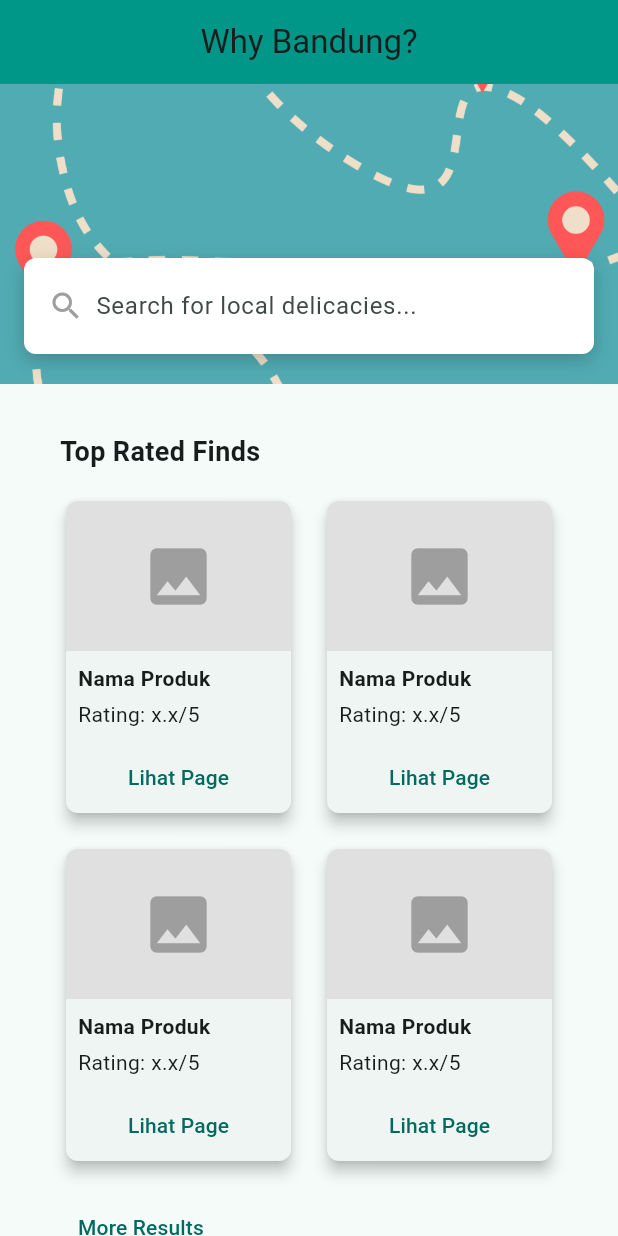
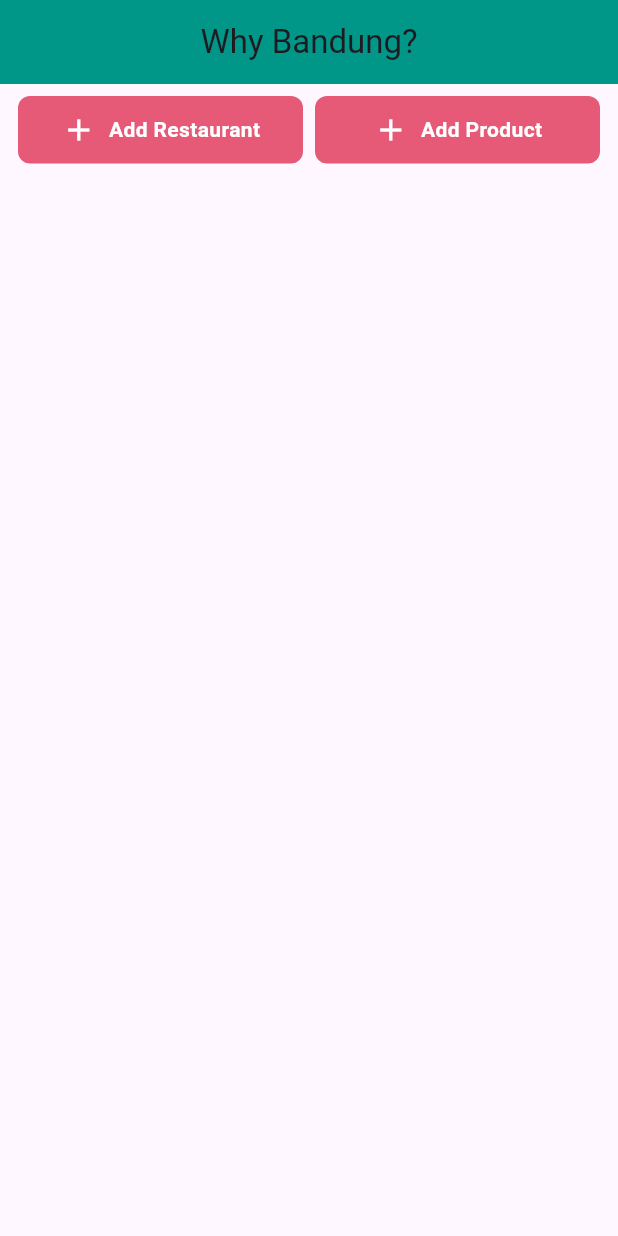
Before and after one commit to PBP-A12-2024/why-bandung-mobile, a Flutter app: the screen it shows after launch, on a phone screen of 412 x 824 dp. Run offline on Flutter 3.47's test engine with Material 3 defaults, Android fonts, the phone set to English and light mode, and no system bars.

Commit message:
models, landing page admin

```diff
--- a/why_bandung/lib/dashboard_admin/screens/dashboard_admin.dart
+++ b/why_bandung/lib/dashboard_admin/screens/dashboard_admin.dart
@@ -0,0 +1,162 @@
+import 'package:flutter/material.dart';
+import 'package:why_bandung/dashboard_admin/screens/restoentry_form.dart';
+import 'package:why_bandung/models/lib/resto_entry.dart';
+void main() {
+  runApp(const MyApp());
+}
+
+class MyApp extends StatelessWidget {
+  const MyApp({super.key});
+
+  @override
+  Widget build(BuildContext context) {
+    return MaterialApp(
+      theme: ThemeData(
+        scaffoldBackgroundColor: Colors.white,
+        colorScheme: ColorScheme.fromSeed(
+          seedColor: Colors.teal,
+          secondary: const Color.fromARGB(255, 210, 78, 107),
+        ),
+      ),
+      home: AdminPage(),
+    );
+  }
+}
+
+class ItemHomepage {
+  final String name;
+  final IconData icon;
+
+  ItemHomepage(this.name, this.icon);
+}
+
+class AdminPage extends StatefulWidget {
+  @override
+  State<AdminPage> createState() => _AdminPageState();
+}
+
+class _AdminPageState extends State<AdminPage> {
+  final List<ItemHomepage> items = [
+    ItemHomepage("Add Restaurant", Icons.add),
+    ItemHomepage("Add Product", Icons.add),
+  ];
+
+  Welcome welcomeData = Welcome(toko: []); // Untuk menyimpan data toko
+
+  void addRestaurant(Fields fields) {
+    setState(() {
+      // Membuat Toko baru
+      Toko newToko = Toko(
+        model: "restaurant.restaurant",
+        pk: DateTime.now().toString(), // Temporary pk
+        fields: fields,
+      );
+      welcomeData.toko.add(newToko);
+    });
+  }
+
+  @override
+  Widget build(BuildContext context) {
+    return Scaffold(
+      appBar: AppBar(
+        backgroundColor: Colors.teal,
+        title: const Text('Why Bandung?'),
+        centerTitle: true,
+      ),
+      body: Column(
+        children: [
+          // Buttons Row
+          Padding(
+            padding: const EdgeInsets.all(8.0),
+            child: Row(
+              children: items.map((item) {
+                return Expanded(
+                  child: Padding(
+                    padding: const EdgeInsets.symmetric(horizontal: 4.0),
+                    child: SizedBox(
+                      height: 45,
+                      child: ItemCard(
+                        item,
+                        onAddRestaurant: addRestaurant,
+                      ),
+                    ),
+                  ),
+                );
+              }).toList(),
+            ),
+          ),
+          // Restaurant List
+          Expanded(
+            child: ListView.builder(
+              itemCount: welcomeData.toko.length,
+              itemBuilder: (context, index) {
+                final toko = welcomeData.toko[index];
+                return Card(
+                  margin: EdgeInsets.all(8.0),
+                  child: ListTile(
+                    title: Text(toko.fields.name),
+                    subtitle: Text(toko.fields.location),
+                  ),
+                );
+              },
+            ),
+          ),
+        ],
+      ),
+    );
+  }
+}
+
+class ItemCard extends StatelessWidget {
+  final ItemHomepage item;
+  final Function(Fields)? onAddRestaurant;
+
+  const ItemCard(this.item, {super.key, this.onAddRestaurant});
+
+  @override
+  Widget build(BuildContext context) {
+    return Material(
+      color: const Color.fromARGB(255, 230, 90, 120),
+      borderRadius: BorderRadius.circular(8),
+      child: InkWell(
+        borderRadius: BorderRadius.circular(8),
+        onTap: () {
+          if (item.name == "Add Restaurant") {
+            Navigator.push(
+              context,
+              MaterialPageRoute(
+                builder: (context) => RestoEntryFormPage(
+                  onSubmit: onAddRestaurant,
+                ),
+              ),
+            );
+          } else {
+            ScaffoldMessenger.of(context)
+              ..hideCurrentSnackBar()
+              ..showSnackBar(
+                SnackBar(content: Text("You pressed ${item.name}!")),
+              );
+          }
+        },
+        child: Container(
+          padding: const EdgeInsets.symmetric(horizontal: 8.0),
+          child: Row(
+            mainAxisAlignment: MainAxisAlignment.center,
+            children: [
+              Icon(item.icon, size: 24, color: Colors.white),
+              const SizedBox(width: 8),
+              Text(
+                item.name,
+                style: const TextStyle(
+                  fontSize: 14,
+                  fontWeight: FontWeight.bold,
+                  color: Colors.white,
+                ),
+              ),
+            ],
+          ),
+        ),
+      ),
+    );
+  }
+}
--- a/why_bandung/lib/main.dart
+++ b/why_bandung/lib/main.dart
@@ -1,5 +1,6 @@
 import 'package:flutter/material.dart';
 import 'package:why_bandung/dashboard/screens/home.dart';
+import 'package:why_bandung/dashboard_admin/screens/dashboard_admin.dart';
 
 void main() {
   runApp(const MyApp());
@@ -29,10 +30,10 @@
         //
         // This works for code too, not just values: Most code changes can be
         // tested with just a hot reload.
-        colorScheme: ColorScheme.fromSeed(seedColor: Colors.teal),
+        //colorScheme: ColorScheme.fromSeed(seedColor: Colors.teal),
         useMaterial3: true,
       ),
-      home: MainPage(),
+      home: AdminPage(),
     );
   }
 }
--- /dev/null
+++ b/why_bandung/lib/models/lib/produk_entry.dart
@@ -0,0 +1,81 @@
+// To parse this JSON data, do
+//
+//     final welcome = welcomeFromJson(jsonString);
+
+import 'dart:convert';
+
+Welcome welcomeFromJson(String str) => Welcome.fromJson(json.decode(str));
+
+String welcomeToJson(Welcome data) => json.encode(data.toJson());
+
+class Welcome {
+    List<Produk> produk;
+
+    Welcome({
+        required this.produk,
+    });
+
+    factory Welcome.fromJson(Map<String, dynamic> json) => Welcome(
+        produk: List<Produk>.from(json["produk"].map((x) => Produk.fromJson(x))),
+    );
+
+    Map<String, dynamic> toJson() => {
+        "produk": List<dynamic>.from(produk.map((x) => x.toJson())),
+    };
+}
+
+class Produk {
+    String model;
+    String pk;
+    Fields fields;
+
+    Produk({
+        required this.model,
+        required this.pk,
+        required this.fields,
+    });
+
+    factory Produk.fromJson(Map<String, dynamic> json) => Produk(
+        model: json["model"],
+        pk: json["pk"],
+        fields: Fields.fromJson(json["fields"]),
+    );
+
+    Map<String, dynamic> toJson() => {
+        "model": model,
+        "pk": pk,
+        "fields": fields.toJson(),
+    };
+}
+
+class Fields {
+    String name;
+    int price;
+    String description;
+    String image;
+    String toko;
+
+    Fields({
+        required this.name,
+        required this.price,
+        required this.description,
+        required this.image,
+        required this.toko,
+    });
+
+    factory Fields.fromJson(Map<String, dynamic> json) => Fields(
+        name: json["name"],
+        price: json["price"],
+        description: json["description"],
+        image: json["image"],
+        toko: json["toko"],
+    );
+
+    Map<String, dynamic> toJson() => {
+        "name": name,
+        "price": price,
+        "description": description,
+        "image": image,
+        "toko": toko,
+    };
+}
--- /dev/null
+++ b/why_bandung/lib/models/lib/resto_entry.dart
@@ -0,0 +1,69 @@
+// To parse this JSON data, do
+//
+//     final welcome = welcomeFromJson(jsonString);
+
+import 'dart:convert';
+
+Welcome welcomeFromJson(String str) => Welcome.fromJson(json.decode(str));
+
+String welcomeToJson(Welcome data) => json.encode(data.toJson());
+
+class Welcome {
+    List<Toko> toko;
+
+    Welcome({
+        required this.toko,
+    });
+
+    factory Welcome.fromJson(Map<String, dynamic> json) => Welcome(
+        toko: List<Toko>.from(json["toko"].map((x) => Toko.fromJson(x))),
+    );
+
+    Map<String, dynamic> toJson() => {
+        "toko": List<dynamic>.from(toko.map((x) => x.toJson())),
+    };
+}
+
+class Toko {
+    String model;
+    String pk;
+    Fields fields;
+
+    Toko({
+        required this.model,
+        required this.pk,
+        required this.fields,
+    });
+
+    factory Toko.fromJson(Map<String, dynamic> json) => Toko(
+        model: json["model"],
+        pk: json["pk"],
+        fields: Fields.fromJson(json["fields"]),
+    );
+
+    Map<String, dynamic> toJson() => {
+        "model": model,
+        "pk": pk,
+        "fields": fields.toJson(),
+    };
+}
+
+class Fields {
+    String name;
+    String location;
+
+    Fields({
+        required this.name,
+        required this.location,
+    });
+
+    factory Fields.fromJson(Map<String, dynamic> json) => Fields(
+        name: json["name"],
+        location: json["location"],
+    );
+
+    Map<String, dynamic> toJson() => {
+        "name": name,
+        "location": location,
+    };
+}
--- a/why_bandung/pubspec.yaml
+++ b/why_bandung/pubspec.yaml
@@ -35,6 +35,7 @@ dependencies:
   # The following adds the Cupertino Icons font to your application.
   # Use with the CupertinoIcons class for iOS style icons.
   cupertino_icons: ^1.0.8
+  http: ^1.2.2
 
 dev_dependencies:
   flutter_test:
```
Also changed, not shown: why_bandung/lib/dashboard_admin/screens/restoentry_form.dart (added, +191 -0 lines), why_bandung/lib/dashboard_admin/screens/produkentry_form.dart (added), why_bandung/pubspec.lock, 1 other file.
